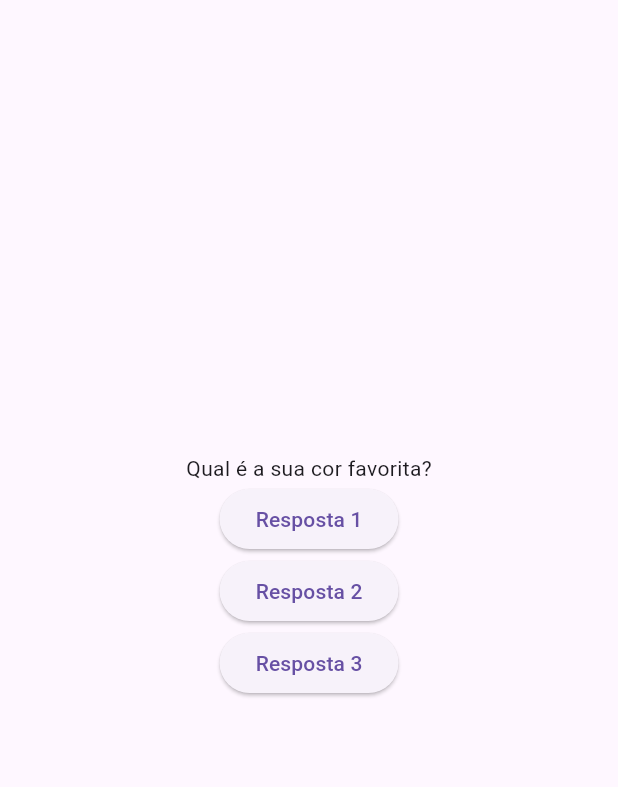
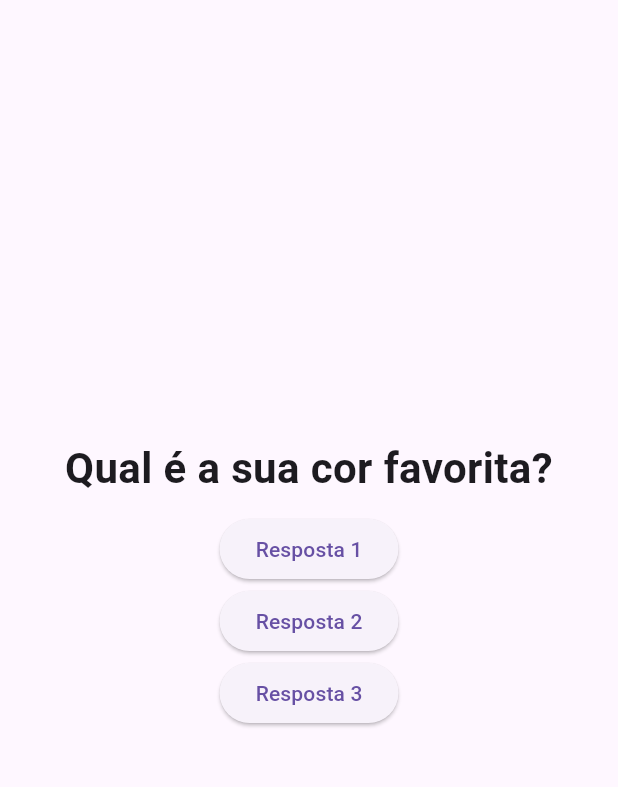
Before and after one commit to Cafurink42/PerguntasApp, a Flutter app: the screen it shows after launch, on a phone screen of 412 x 824 dp, the part 84-871 px from its top. Run offline on Flutter 3.47's test engine with Material 3 defaults, Android fonts, the phone set to English and light mode, and no system bars.

```diff
--- a/lib/questao.dart
+++ b/lib/questao.dart
@@ -6,6 +6,14 @@ class Questao extends StatelessWidget {
 
   @override
   Widget build(BuildContext context) {
-    return Text(texto);
+    return Container(
+      width: double.infinity,
+      margin: EdgeInsets.all(10),
+      child: Text(
+        texto,
+        style: (TextStyle(fontSize: 28, fontWeight: FontWeight.bold)),
+        textAlign: TextAlign.center,
+      ),
+    );
   }
 }
```
